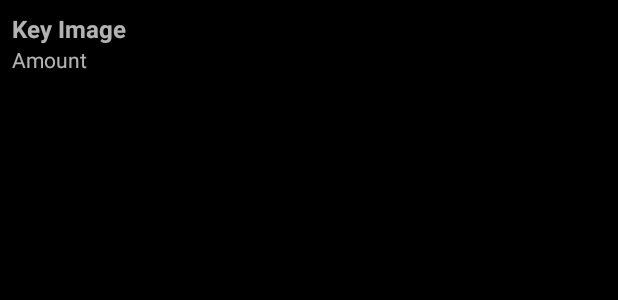
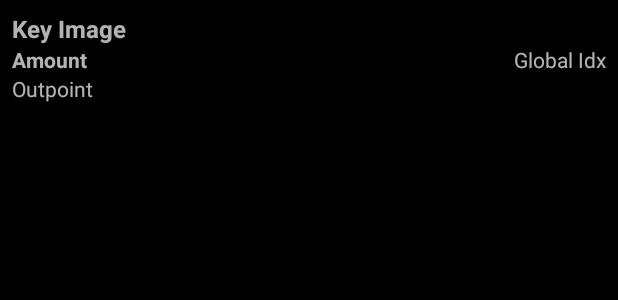
Before and after one commit to pokkst/monero-wallet, an Android app: the layout utxo_selection_item.xml on its own in the app's theme, with its tools: preview values and no code run, on a phone screen of 412 x 824 dp. Shown: the top 300 px of the screen. Run offline under Robolectric (Android 15) with nearby library versions, the phone set to English and light mode, and no system bars.

Commit message:
Add more information to utxo cell

```diff
--- a/app/src/main/res/layout/utxo_selection_item.xml
+++ b/app/src/main/res/layout/utxo_selection_item.xml
@@ -22,8 +22,32 @@
         android:layout_width="0dp"
         android:layout_height="wrap_content"
         android:text="Amount"
+        android:textStyle="bold"
         android:ellipsize="middle"
         app:layout_constraintTop_toBottomOf="@id/utxo_pub_key_textview"
+        app:layout_constraintBottom_toTopOf="@id/utxo_outpoint_textview"
+        app:layout_constraintStart_toStartOf="parent"
+        app:layout_constraintEnd_toStartOf="@id/utxo_global_index_textview"
+        android:singleLine="true" />
+    <TextView
+        android:id="@+id/utxo_global_index_textview"
+        android:layout_width="0dp"
+        android:layout_height="wrap_content"
+        android:text="Global Idx"
+        android:ellipsize="middle"
+        android:gravity="end"
+        app:layout_constraintTop_toBottomOf="@id/utxo_pub_key_textview"
+        app:layout_constraintBottom_toTopOf="@id/utxo_outpoint_textview"
+        app:layout_constraintStart_toEndOf="@id/utxo_amount_textview"
+        app:layout_constraintEnd_toEndOf="parent"
+        android:singleLine="true" />
+    <TextView
+        android:id="@+id/utxo_outpoint_textview"
+        android:layout_width="0dp"
+        android:layout_height="wrap_content"
+        android:text="Outpoint"
+        android:ellipsize="middle"
+        app:layout_constraintTop_toBottomOf="@id/utxo_amount_textview"
         app:layout_constraintBottom_toBottomOf="parent"
         app:layout_constraintStart_toStartOf="parent"
         app:layout_constraintEnd_toEndOf="parent"
--- a/app/src/main/res/values/strings.xml
+++ b/app/src/main/res/values/strings.xml
@@ -94,4 +94,6 @@
     <string name="high">High</string>
     <string name="view_utxos">View UTXOs</string>
     <string name="selected_utxos_value">Selected value: %1$s XMR</string>
+    <string name="global_index_text">Global Idx: %1$d</string>
+    <string name="outpoint_text">Outpoint: %1$s</string>
 </resources>
```
Also changed, not shown: app/src/main/java/net/mynero/wallet/adapter/CoinsInfoAdapter.java (+7 -1 lines), app/src/main/java/net/mynero/wallet/model/CoinsInfo.java (+7 -1 lines), 1 other file.
